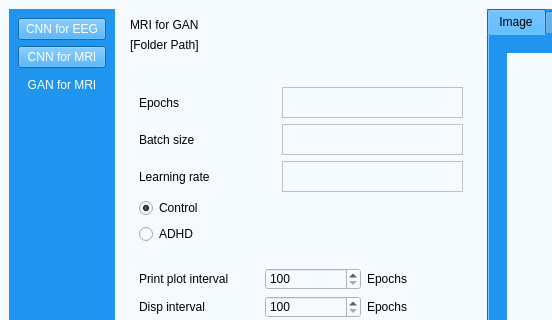
First picture: the form in UI/aUI_projekt_GAN.ui, repository matimusial/ADHDPredictorApp, before the edit; both pictures show x 0 to 552 and y 0 to 320 of the 1280 by 760 pixel window.
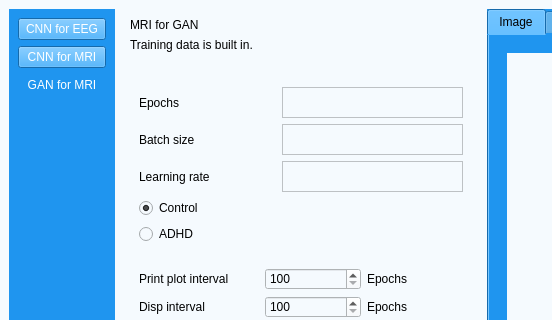
Second picture: the form after the edit. Icons and pictures are not drawn.

Commit message: path label deleted

```diff
--- a/UI/aUI_projekt_GAN.ui
+++ b/UI/aUI_projekt_GAN.ui
@@ -172,7 +172,7 @@
                <item>
                 <widget class="QLabel" name="path_label">
                  <property name="text">
-                  <string>[Folder Path]</string>
+                  <string>Training data is built in.</string>
                  </property>
                 </widget>
                </item>
```
The commit also changes 3 other files.
